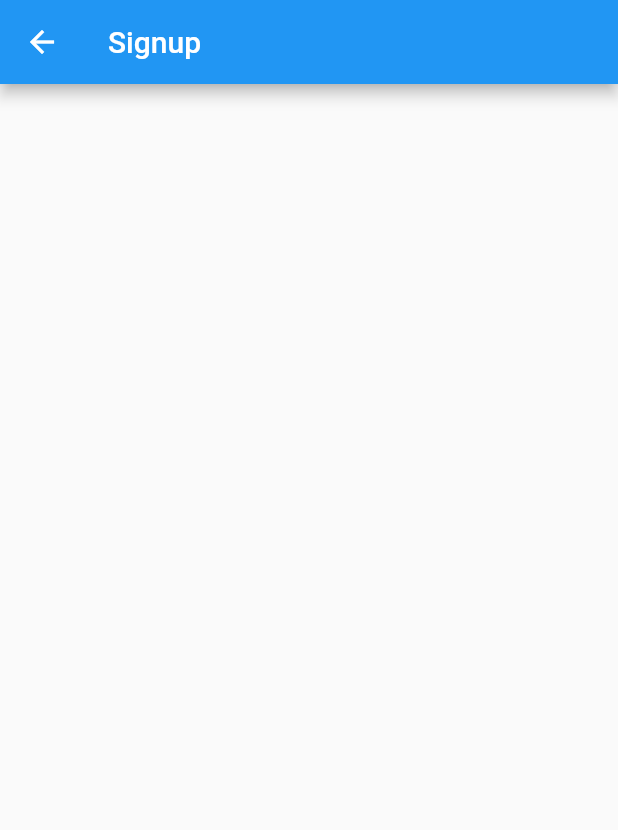
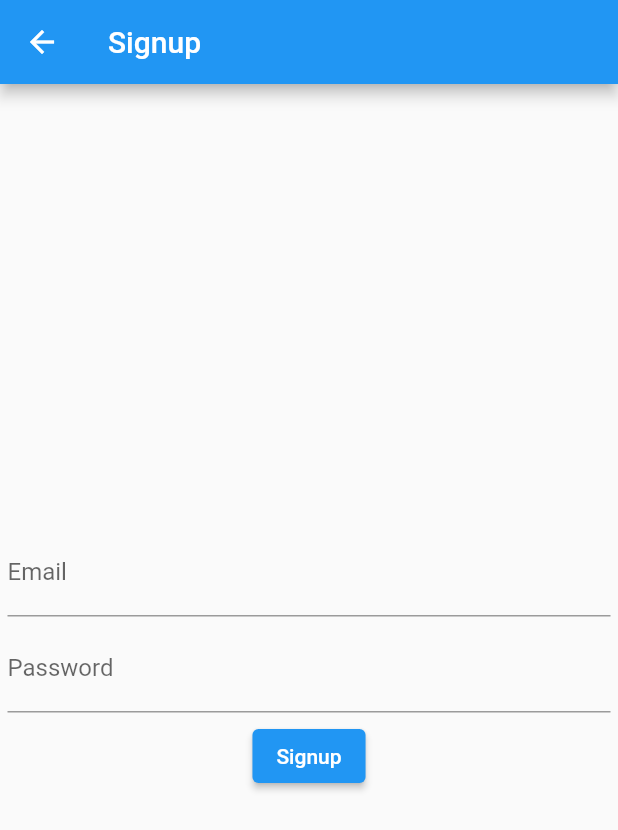
Before and after one commit to Wilaiwandansakchai/partyhaan-flutter, a Flutter app: the SignupScreen screen opened directly, on a phone screen of 412 x 824 dp. Shown: the top 830 px of the screen. Run offline on Flutter 3.47's test engine with Material 2 defaults, Android fonts, the phone set to English and light mode, and no system bars; our stand-ins replace bloc, equatable, firebase_auth, firebase_core, flutter_bloc; missing offline and left inert: flow_builder; accounts and stored records are empty.

Commit message:
[Add] sigup cubit

```diff
--- a/lib/blocs/app/app_bloc.dart
+++ b/lib/blocs/app/app_bloc.dart
@@ -24,6 +24,8 @@ class AppBloc extends Bloc<AppEvent, AppState> {
             : const AppState.unauthenticated()) {
     on<AppUserChanged>(_onUserChanged);
     on<AppLogoutRequested>(_onLogoutRequested);
+    _userSubscription =
+        _authRepository.user.listen((user) => add(AppUserChanged(user)));
   }
 
   void _onUserChanged(AppUserChanged event, Emitter<AppState> emit) {
@@ -35,4 +37,9 @@ class AppBloc extends Bloc<AppEvent, AppState> {
   void _onLogoutRequested(AppLogoutRequested event, Emitter<AppState> emit) {
     unawaited(_authRepository.logOut());
   }
+
+  Future<void> close() {
+    _userSubscription?.cancel();
+    return super.close();
+  }
 }
--- a/lib/screen/login/login_screen.dart
+++ b/lib/screen/login/login_screen.dart
@@ -3,7 +3,7 @@ import 'package:flutter_bloc/flutter_bloc.dart';
 import 'package:partyhaan/repositories/auth_repository.dart';
 import 'package:partyhaan/screen/login/cubic/login_cubit.dart';
 
-import '../signUp/sign_up_screen.dart';
+import '../signUp/signup_screen.dart';
 
 class LoginScreen extends StatelessWidget {
   const LoginScreen({Key? key}) : super(key: key);
--- a/lib/screen/signUp/sign_up_screen.dart
+++ /dev/null
@@ -1,66 +0,0 @@
-import 'package:flutter/material.dart';
-
-class SignupScreen extends StatelessWidget {
-  const SignupScreen({Key? key}) : super(key: key);
-
-  static Page<void> page() => const MaterialPage<void>(child: SignupScreen());
-
-  static Route<void> route() {
-    return MaterialPageRoute<void>(builder: (_) => const SignupScreen());
-  }
-
-  @override
-  Widget build(BuildContext context) {
-    return Scaffold(
-      appBar: AppBar(title: const Text("Signup")),
-      body: const SafeArea(
-        child: Center(child: SignupForm()),
-      ),
-    );
-  }
-}
-
-class SignupForm extends StatelessWidget {
-  const SignupForm({Key? key}) : super(key: key);
-
-  @override
-  Widget build(BuildContext context) {
-    return Column(
-      mainAxisAlignment: MainAxisAlignment.center,
-      children: const [
-        _EmailInput(),
-        SizedBox(height: 5),
-        _PasswordInput(),
-        SizedBox(height: 5),
-        _SignupButton()
-      ],
-    );
-  }
-}
-
-class _EmailInput extends StatelessWidget {
-  const _EmailInput({Key? key}) : super(key: key);
-
-  @override
-  Widget build(BuildContext context) {
-    return Container();
-  }
-}
-
-class _PasswordInput extends StatelessWidget {
-  const _PasswordInput({Key? key}) : super(key: key);
-
-  @override
-  Widget build(BuildContext context) {
-    return Container();
-  }
-}
-
-class _SignupButton extends StatelessWidget {
-  const _SignupButton({Key? key}) : super(key: key);
-
-  @override
-  Widget build(BuildContext context) {
-    return Container();
-  }
-}
--- /dev/null
+++ b/lib/screen/signup/cubic/signup_cubit.dart
@@ -0,0 +1,32 @@
+import 'package:bloc/bloc.dart';
+import 'package:equatable/equatable.dart';
+import 'package:meta/meta.dart';
+
+import '../../../repositories/auth_repository.dart';
+
+part 'signup_state.dart';
+
+class SignupCubit extends Cubit<SignupState> {
+  final AuthRepository _authRepository;
+
+  SignupCubit(this._authRepository) : super(SignupState.initial());
+
+  void emailChanged(String value) {
+    emit(state.copyWith(email: value, status: SignupStatus.initial));
+  }
+
+  void passwordChanged(String value) {
+    emit(state.copyWith(password: value, status: SignupStatus.initial));
+  }
+
+  Future<void> signupFormSubmitted() async {
+    if (state.status == SignupStatus.submitting) return;
+    emit(state.copyWith(status: SignupStatus.submitting));
+    try {
+      await _authRepository.signup(
+          email: state.email, password: state.password);
+      emit(state.copyWith(status: SignupStatus.success));
+
+    } catch (_) {}
+  }
+}
--- /dev/null
+++ b/lib/screen/signup/cubic/signup_state.dart
@@ -0,0 +1,31 @@
+part of 'signup_cubit.dart';
+
+enum SignupStatus { initial, submitting, success, error }
+
+class SignupState extends Equatable {
+  final String email;
+  final String password;
+  final SignupStatus status;
+
+  const SignupState(
+      {required this.email, required this.password, required this.status});
+
+  factory SignupState.initial() {
+    return const SignupState(
+        email: '', password: '', status: SignupStatus.initial);
+  }
+
+  @override
+  List<Object?> get props => [email, password, status];
+
+  SignupState copyWith({
+    String? email,
+    String? password,
+    SignupStatus? status,
+  }) {
+    return SignupState(
+        email: email ?? this.email,
+        password: password ?? this.email,
+        status: status ?? this.status);
+  }
+}
--- /dev/null
+++ b/lib/screen/signup/signup_screen.dart
@@ -0,0 +1,118 @@
+import 'package:flutter/material.dart';
+import 'package:flutter_bloc/flutter_bloc.dart';
+import 'package:partyhaan/screen/signup/cubic/signup_cubit.dart';
+
+import '../../repositories/auth_repository.dart';
+
+class SignupScreen extends StatelessWidget {
+  const SignupScreen({Key? key}) : super(key: key);
+
+  static Page<void> page() => const MaterialPage<void>(child: SignupScreen());
+
+  static Route<void> route() {
+    return MaterialPageRoute<void>(builder: (_) => const SignupScreen());
+  }
+
+  @override
+  Widget build(BuildContext context) {
+    return Scaffold(
+      appBar: AppBar(title: const Text("Signup")),
+      body: BlocProvider(
+          create: (_) => SignupCubit(context.read<AuthRepository>()),
+          child: const SignupForm()),
+    );
+  }
+}
+
+class SignupForm extends StatelessWidget {
+  const SignupForm({Key? key}) : super(key: key);
+
+  @override
+  Widget build(BuildContext context) {
+    return BlocListener<SignupCubit, SignupState>(
+      listener: (context, state) {
+        if (state.status == SignupStatus.error) {
+          ScaffoldMessenger.of(context)
+            ..hideCurrentSnackBar()
+            ..showSnackBar(
+              const SnackBar(content: Text('Sign Up Failure')),
+            );
+        } else if (state.status == SignupStatus.success) {
+          Navigator.of(context).pop();
+        }
+      },
+      child: Padding(
+        padding: const EdgeInsets.all(5.0),
+        child: Column(
+          mainAxisAlignment: MainAxisAlignment.center,
+          children: const [
+            _EmailInput(),
+            SizedBox(height: 5),
+            _PasswordInput(),
+            SizedBox(height: 5),
+            _SignupButton()
+          ],
+        ),
+      ),
+    );
+  }
+}
+
+class _EmailInput extends StatelessWidget {
+  const _EmailInput({Key? key}) : super(key: key);
+
+  @override
+  Widget build(BuildContext context) {
+    return BlocBuilder<SignupCubit, SignupState>(
+      buildWhen: (previous, current) => previous.email != current.email,
+      builder: (context, state) {
+        return TextField(
+          onChanged: (email) {
+            context.read<SignupCubit>().emailChanged(email);
+          },
+          decoration: const InputDecoration(labelText: "Email"),
+        );
+      },
+    );
+  }
+}
+
+class _PasswordInput extends StatelessWidget {
+  const _PasswordInput({Key? key}) : super(key: key);
+
+  @override
+  Widget build(BuildContext context) {
+    return BlocBuilder<SignupCubit, SignupState>(
+      buildWhen: (previous, current) => previous.password != current.password,
+      builder: (context, state) {
+        return TextField(
+          obscureText: true,
+          onChanged: (email) {
+            context.read<SignupCubit>().passwordChanged(email);
+          },
+          decoration: const InputDecoration(labelText: "Password"),
+        );
+      },
+    );
+  }
+}
+
+class _SignupButton extends StatelessWidget {
+  const _SignupButton({Key? key}) : super(key: key);
+
+  @override
+  Widget build(BuildContext context) {
+    return BlocBuilder<SignupCubit, SignupState>(
+      buildWhen: (previous, current) => previous.status != current.status,
+      builder: (context, state) {
+        return state.status == SignupStatus.submitting
+            ? const CircularProgressIndicator()
+            : ElevatedButton(
+                onPressed: () {
+                  context.read<SignupCubit>().signupFormSubmitted();
+                },
+                child: const Text("Signup"));
+      },
+    );
+  }
+}
```
Also changed, not shown: lib/screen/home/home_screen.dart (+30 -7 lines).
